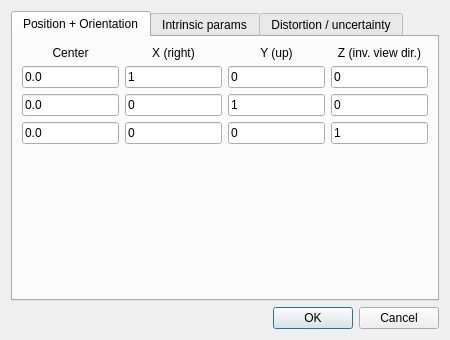
Old version of the form qCC/ui_templates/camSensorProjectDlg.ui in the repository CloudCompare/CloudCompare.
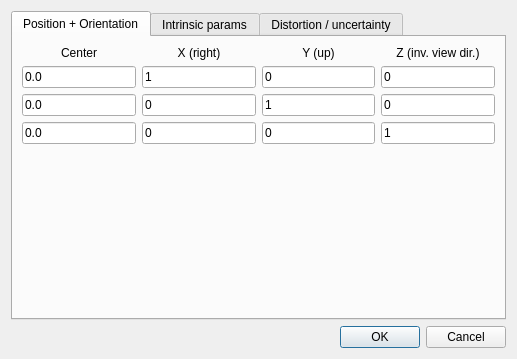
New version of the form.

Diff of the .ui file:
```diff
--- a/qCC/ui_templates/camSensorProjectDlg.ui
+++ b/qCC/ui_templates/camSensorProjectDlg.ui
@@ -6,8 +6,8 @@
    <rect>
     <x>0</x>
     <y>0</y>
-    <width>450</width>
-    <height>340</height>
+    <width>517</width>
+    <height>359</height>
    </rect>
   </property>
   <property name="windowTitle">
```
Left out of the diff: 30 changed lines with no effect on the pictures.
